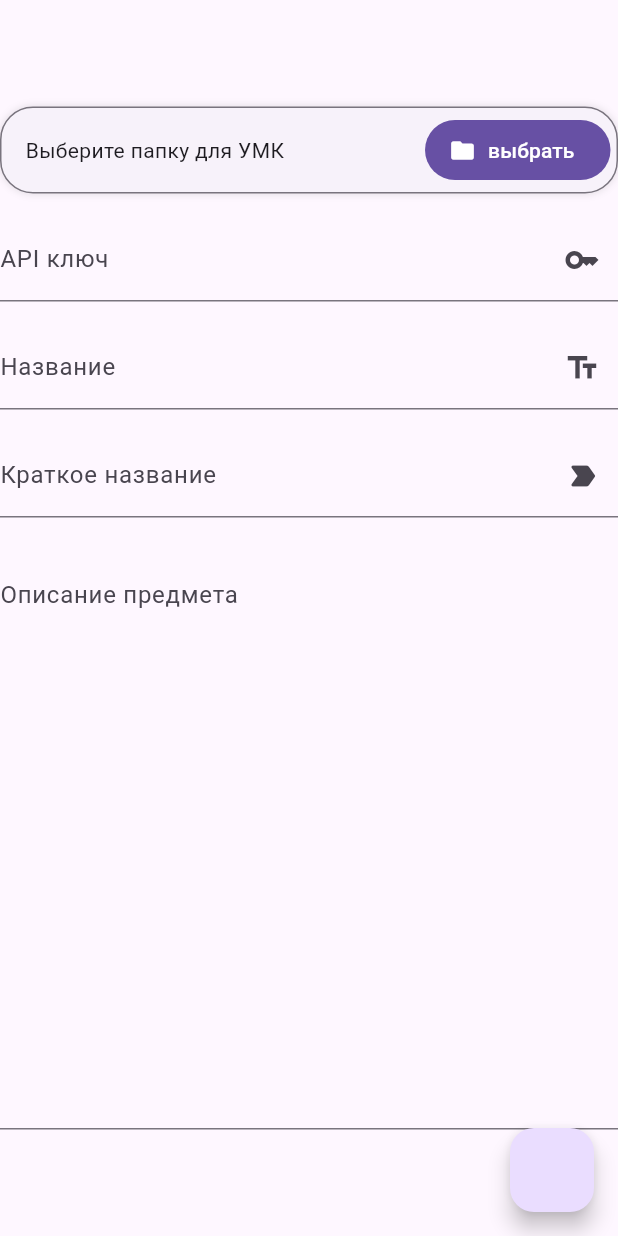
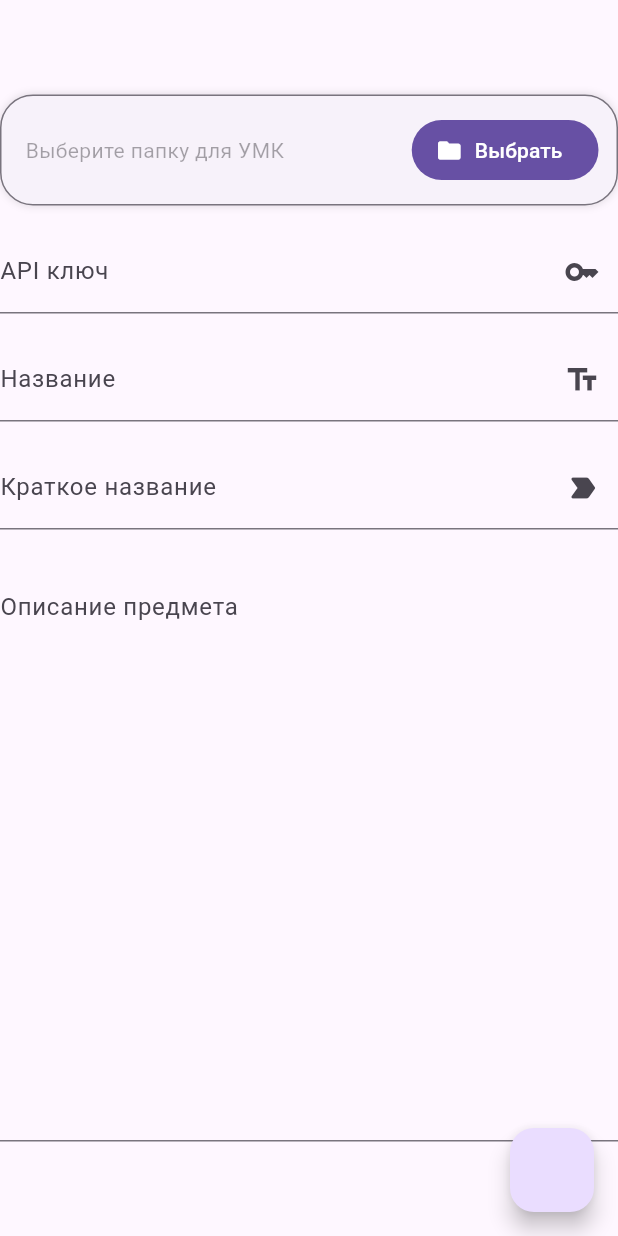
Before and after one commit to DionisiuBrovka/rossete_v4, a Flutter app: the screen it shows after launch, on a phone screen of 412 x 824 dp. Run offline on Flutter 3.47's test engine with Material 3 defaults, Android fonts, the phone set to English and light mode, and no system bars.

Commit message:
Переделал поля выбора папки

```diff
--- a/analysis_options.yaml
+++ b/analysis_options.yaml
@@ -1 +1,4 @@
 include: package:flutter_lints/flutter.yaml
+analyzer:
+  errors:
+    unused_element_parameter: ignore
--- a/lib/forms/umk_create_form/u_m_k_create_form.dart
+++ b/lib/forms/umk_create_form/u_m_k_create_form.dart
@@ -1,3 +1,4 @@
+import 'package:file_picker/file_picker.dart';
 import 'package:flutter/material.dart';
 import 'package:rossete_v4/forms/umk_create_form/u_m_k_create_form_controller.dart';
 
@@ -42,15 +43,7 @@ class _UMKCreateFormState extends State<UMKCreateForm> {
           _KeyField(keyController: keyController),
           _NameField(nameController: nameController),
           _ShortNameField(shortNameController: shortNameController),
-          TextFormField(
-            controller: descController,
-            minLines: 15,
-            maxLines: 35,
-            decoration: InputDecoration(
-              label: Text("Описание предмета"),
-              alignLabelWithHint: true,
-            ),
-          ),
+          _DescField(descController: descController),
         ],
       ),
     );
@@ -67,50 +60,121 @@ class _UMKCreateFormState extends State<UMKCreateForm> {
   }
 }
 
+class _DescField extends StatelessWidget {
+  const _DescField({required this.descController});
+
+  final TextEditingController descController;
+
+  @override
+  Widget build(BuildContext context) {
+    return TextFormField(
+      controller: descController,
+      minLines: 15,
+      maxLines: 35,
+      decoration: InputDecoration(
+        label: Text("Описание предмета"),
+        alignLabelWithHint: true,
+      ),
+    );
+  }
+}
+
 class _DirectoryField extends FormField<String> {
   _DirectoryField({
-    Key? key,
+    super.key,
     String? initialValue,
-    FormFieldSetter<String>? onSaved,
-    FormFieldValidator<String>? validator,
-    AutovalidateMode autovalidateMode = AutovalidateMode.disabled,
+    this.label = 'Выберите папку для УМК',
+    this.buttonLabel = 'Выбрать',
+    this.icon = Icons.folder,
+    super.onSaved,
+    super.validator,
+    this.onChanged,
+    AutovalidateMode super.autovalidateMode = AutovalidateMode.disabled,
   }) : super(
-         key: key,
-         initialValue: initialValue,
-         onSaved: onSaved,
-         validator: validator,
-         autovalidateMode: autovalidateMode,
+         initialValue: initialValue ?? '',
          builder: (FormFieldState<String> state) {
-           return Builder(
-             builder: (context) {
-               return Container(
+           Future<void> pickDirectory(BuildContext context) async {
+             try {
+               final String? selected = await FilePicker.platform
+                   .getDirectoryPath();
+
+               if (selected != null) {
+                 state.didChange(selected);
+               } else {
+                 state.didChange(null);
+               }
+
+               if (onChanged != null) {
+                 onChanged(selected);
+               }
+             } catch (e) {
+               // ignore: use_build_context_synchronously
+               ScaffoldMessenger.of(context).showSnackBar(
+                 SnackBar(content: Text('Ошибка при выборе папки: $e')),
+               );
+             }
+           }
+
+           final theme = Theme.of(state.context);
+           final value = state.value ?? '';
+
+           return Column(
+             crossAxisAlignment: CrossAxisAlignment.stretch,
+             children: [
+               Container(
                  decoration: BoxDecoration(
-                   border: Border.all(
-                     color: Theme.of(context).colorScheme.outline,
-                   ),
+                   border: Border.all(color: theme.colorScheme.outline),
                    borderRadius: BorderRadius.circular(22),
-                   color: Theme.of(context).colorScheme.surfaceContainerLow,
-                   boxShadow: [BoxShadow(blurRadius: 4, color: Colors.black12)],
+                   color: theme.colorScheme.surfaceContainerLow,
+                   boxShadow: const [
+                     BoxShadow(blurRadius: 4, color: Colors.black12),
+                   ],
                  ),
                  child: Padding(
-                   padding: const EdgeInsets.fromLTRB(16, 4, 4, 4),
+                   padding: const EdgeInsets.fromLTRB(16, 12, 12, 12),
                    child: Row(
                      children: [
-                       Text("Выберите папку для УМК"),
-                       Spacer(),
+                       Expanded(
+                         child: Text(
+                           value.isNotEmpty ? value : label,
+                           style: value.isNotEmpty
+                               ? theme.textTheme.bodyMedium
+                               : theme.textTheme.bodyMedium?.copyWith(
+                                   color: theme.textTheme.bodyMedium!.color
+                                       ?.withAlpha(100),
+                                 ),
+                           overflow: TextOverflow.ellipsis,
+                         ),
+                       ),
+                       const SizedBox(width: 8),
                        FilledButton.icon(
-                         onPressed: () {},
-                         label: Text("выбрать"),
-                         icon: Icon(Icons.folder),
+                         onPressed: () => pickDirectory(state.context),
+                         icon: Icon(icon),
+                         label: Text(buttonLabel),
                        ),
                      ],
                    ),
                  ),
-               );
-             },
+               ),
+               if (state.hasError)
+                 Padding(
+                   padding: const EdgeInsets.only(top: 6, left: 8),
+                   child: Text(
+                     state.errorText ?? '',
+                     style: theme.textTheme.bodySmall?.copyWith(
+                       color: theme.colorScheme.error,
+                     ),
+                   ),
+                 ),
+             ],
            );
          },
        );
+
+  final String label;
+  final String buttonLabel;
+  final IconData icon;
+  final ValueChanged<String?>? onChanged;
 }
 
 class _ShortNameField extends StatelessWidget {
--- a/pubspec.yaml
+++ b/pubspec.yaml
@@ -7,6 +7,7 @@ environment:
   sdk: ^3.10.1
 
 dependencies:
+  file_picker: ^10.3.7
   flutter:
     sdk: flutter
   google_fonts: ^6.3.3
```
Also changed, not shown: pubspec.lock, 1 other file.
